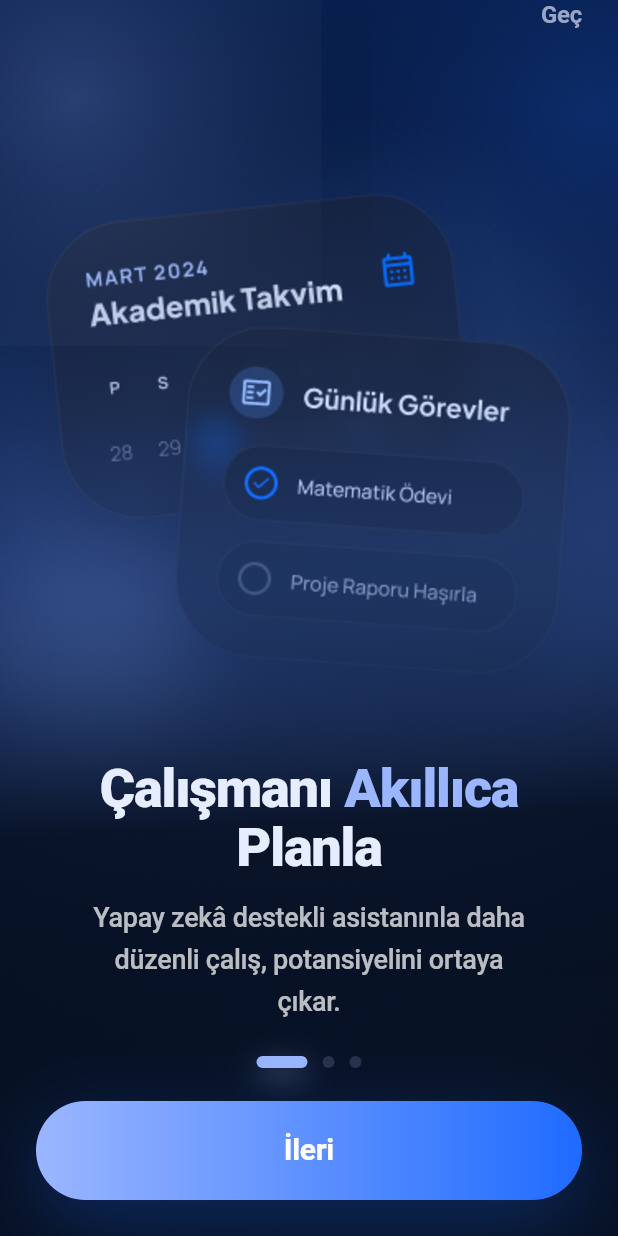
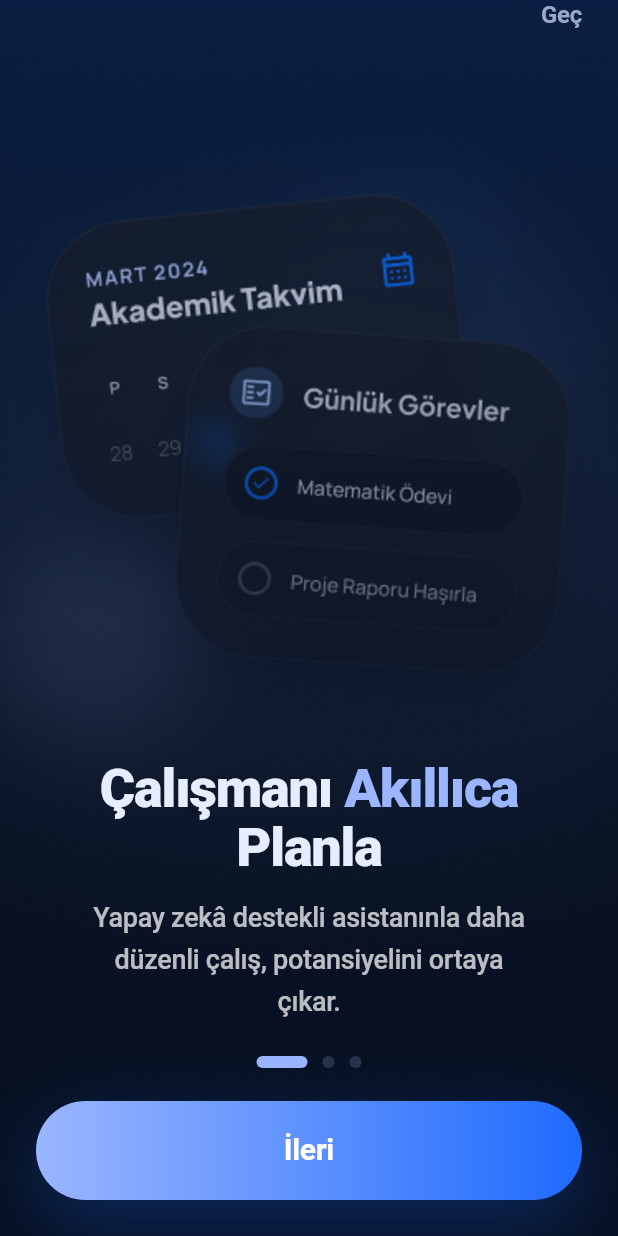
Before and after one commit to drlmhmt/ogrenci_asistani_ai, a Flutter app: the screen it shows after launch, on a phone screen of 412 x 824 dp. Run offline on Flutter 3.47's test engine with Material 3 defaults, Android fonts, the phone set to English and light mode, and no system bars; our stand-ins replace cloud_firestore, firebase_auth, firebase_core, shared_preferences; accounts and stored records are empty.

Commit message:
revert: remove onboarding color overlays

```diff
--- a/lib/screens/onboarding.dart
+++ b/lib/screens/onboarding.dart
@@ -32,14 +32,14 @@ class _OnboardingPageState extends State<OnboardingPage> {
     ),
     _OnboardingSlide(
       assetPath: 'assets/onboarding/onboarding2.png',
-      accentA: Color(0xFF2EE5D9),
-      accentB: Color(0xFF2B7BFF),
+      accentA: Color(0xFF9BB6FF),
+      accentB: Color(0xFF1F6BFF),
       title: TextSpan(
         children: [
           TextSpan(text: 'Gelişimini\n'),
           TextSpan(
             text: 'Takip',
-            style: TextStyle(color: Color(0xFF2EE5D9)),
+            style: TextStyle(color: Color(0xFF9BB6FF)),
           ),
           TextSpan(text: ' Et'),
         ],
@@ -49,14 +49,14 @@ class _OnboardingPageState extends State<OnboardingPage> {
     ),
     _OnboardingSlide(
       assetPath: 'assets/onboarding/onboarding3.png',
-      accentA: Color(0xFFFF7AD9),
-      accentB: Color(0xFF9B5CFF),
+      accentA: Color(0xFF9BB6FF),
+      accentB: Color(0xFF1F6BFF),
       title: TextSpan(
         children: [
           TextSpan(text: 'Kişisel\n'),
           TextSpan(
             text: 'Sistemini',
-            style: TextStyle(color: Color(0xFFFF7AD9)),
+            style: TextStyle(color: Color(0xFF9BB6FF)),
           ),
           TextSpan(text: ' Kur'),
         ],
@@ -111,33 +111,18 @@ class _OnboardingPageState extends State<OnboardingPage> {
               itemCount: _slides.length,
               onPageChanged: (index) => setState(() => _currentPage = index),
               itemBuilder: (context, index) {
-                final bg = _slides[index];
-                return _OnboardingBackground(
-                  assetPath: bg.assetPath,
-                  accentColor: Color.lerp(bg.accentA, bg.accentB, 0.6)!,
-                );
+                return _OnboardingBackground(assetPath: _slides[index].assetPath);
               },
-            ),
-          ),
-          Positioned.fill(
-            child: _VividGlows(
-              accentA: slide.accentA,
-              accentB: slide.accentB,
             ),
           ),
           Positioned.fill(
             child: DecoratedBox(
               decoration: BoxDecoration(
                 gradient: LinearGradient(
-                  begin: const Alignment(-0.10, -1),
-                  end: const Alignment(0.10, 1),
-                  colors: [
-                    const Color(0x00061022),
-                    Color.lerp(slide.accentA, slide.accentB, 0.65)!
-                        .withValues(alpha: 0.10),
-                    const Color(0xFF061022).withValues(alpha: 0.78),
-                    const Color(0xFF061022).withValues(alpha: 0.98),
-                  ],
+                  begin: Alignment.topCenter,
+                  end: Alignment.bottomCenter,
+                  colors: [Color(0x00061022), Color(0xB3061022), Color(0xFF061022)],
+                  stops: [0.0, 0.70, 1.0],
                 ),
               ),
             ),
@@ -229,49 +214,9 @@ class _OnboardingPageState extends State<OnboardingPage> {
 }
 
 class _OnboardingBackground extends StatelessWidget {
-  const _OnboardingBackground({
-    required this.assetPath,
-    required this.accentColor,
-  });
+  const _OnboardingBackground({required this.assetPath});
 
   final String assetPath;
-  final Color accentColor;
-
-  static final List<double> _vividMatrix = _saturationMatrix(1.10);
-
-  static List<double> _saturationMatrix(double saturation) {
-    final invSat = 1 - saturation;
-    const r = 0.2126;
-    const g = 0.7152;
-    const b = 0.0722;
-
-    final rInvSat = r * invSat;
-    final gInvSat = g * invSat;
-    final bInvSat = b * invSat;
-
-    return [
-      rInvSat + saturation,
-      gInvSat,
-      bInvSat,
-      0,
-      0,
-      rInvSat,
-      gInvSat + saturation,
-      bInvSat,
-      0,
-      0,
-      rInvSat,
-      gInvSat,
-      bInvSat + saturation,
-      0,
-      0,
-      0,
-      0,
-      0,
-      1,
-      0,
-    ];
-  }
 
   @override
   Widget build(BuildContext context) {
@@ -288,13 +233,6 @@ class _OnboardingBackground extends StatelessWidget {
               child: Transform.scale(
                 scale: 1.18,
                 alignment: Alignment.topCenter,
-                child: ColorFiltered(
-                  colorFilter: ColorFilter.matrix(_vividMatrix),
-                  child: ColorFiltered(
-                    colorFilter: ColorFilter.mode(
-                      accentColor.withValues(alpha: 0.10),
-                      BlendMode.softLight,
-                    ),
                 child: Image.asset(
                   assetPath,
                   fit: BoxFit.cover,
@@ -302,8 +240,6 @@ class _OnboardingBackground extends StatelessWidget {
                   filterQuality: FilterQuality.high,
                   isAntiAlias: true,
                   gaplessPlayback: true,
-                    ),
-                  ),
                 ),
               ),
             ),
@@ -342,15 +278,6 @@ class _PageDots extends StatelessWidget {
                 ? activeColor
                 : const Color(0xFF26324A),
             borderRadius: BorderRadius.circular(999),
-            boxShadow: index == dotIndex
-                ? [
-                    BoxShadow(
-                      color: activeColor.withValues(alpha: 0.45),
-                      blurRadius: 16,
-                      offset: const Offset(0, 6),
-                    ),
-                  ]
-                : null,
           ),
         ),
       ),
@@ -426,84 +353,3 @@ class _OnboardingSlide {
   final Color accentA;
   final Color accentB;
 }
-
-class _VividGlows extends StatelessWidget {
-  const _VividGlows({
-    required this.accentA,
-    required this.accentB,
-  });
-
-  final Color accentA;
-  final Color accentB;
-
-  @override
-  Widget build(BuildContext context) {
-    return IgnorePointer(
-      child: LayoutBuilder(
-        builder: (context, constraints) {
-          final w = constraints.maxWidth;
-          final glow = w * 0.80;
-
-          return Stack(
-            children: [
-              Positioned(
-                left: -glow * 0.35,
-                top: -glow * 0.30,
-                width: glow,
-                height: glow,
-                child: _RadialGlow(color: accentA, alpha: 0.22),
-              ),
-              Positioned(
-                right: -glow * 0.40,
-                top: -glow * 0.22,
-                width: glow * 0.9,
-                height: glow * 0.9,
-                child: _RadialGlow(color: accentB, alpha: 0.18),
-              ),
-              Positioned(
-                left: -glow * 0.10,
-                bottom: -glow * 0.55,
-                width: glow * 1.1,
-                height: glow * 1.1,
-                child: _RadialGlow(color: accentB, alpha: 0.16),
-              ),
-              Positioned(
-                right: -glow * 0.18,
-                bottom: -glow * 0.48,
-                width: glow,
-                height: glow,
-                child: _RadialGlow(color: accentA, alpha: 0.14),
-              ),
-            ],
-          );
-        },
-      ),
-    );
-  }
-}
-
-class _RadialGlow extends StatelessWidget {
-  const _RadialGlow({
-    required this.color,
-    required this.alpha,
-  });
-
-  final Color color;
-  final double alpha;
-
-  @override
-  Widget build(BuildContext context) {
-    return DecoratedBox(
-      decoration: BoxDecoration(
-        gradient: RadialGradient(
-          radius: 0.95,
-          colors: [
-            color.withValues(alpha: alpha),
-            Colors.transparent,
-          ],
-          stops: const [0.0, 1.0],
-        ),
-      ),
-    );
-  }
-}
```
Lines whose indentation alone changed are shown as unchanged.
